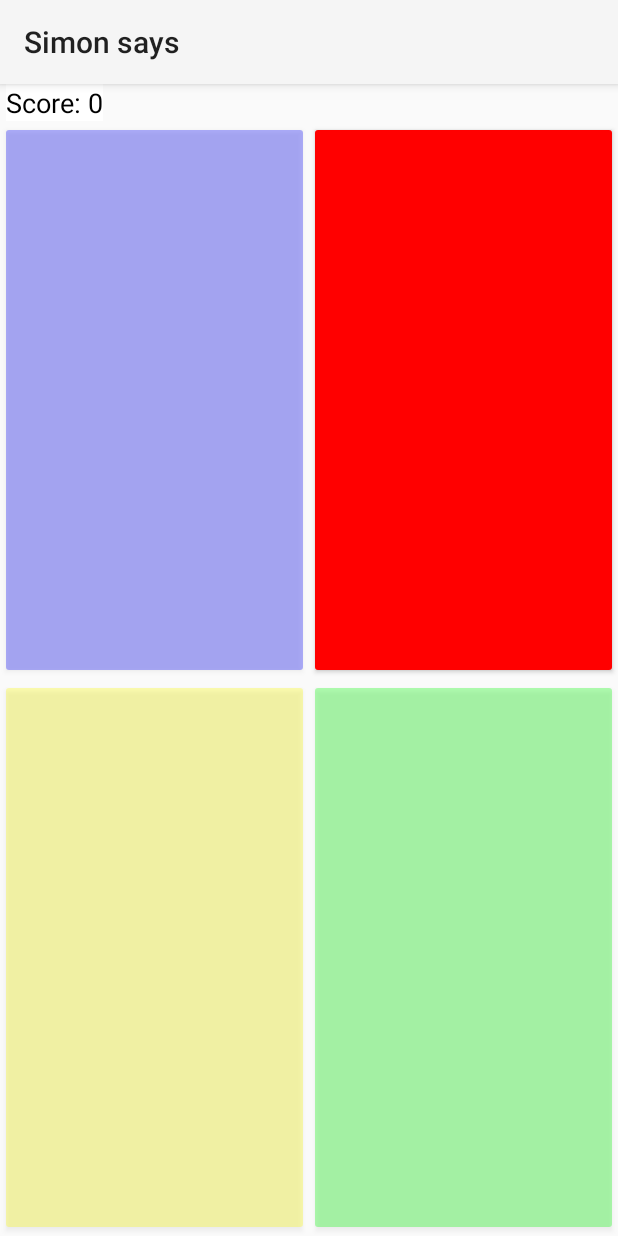
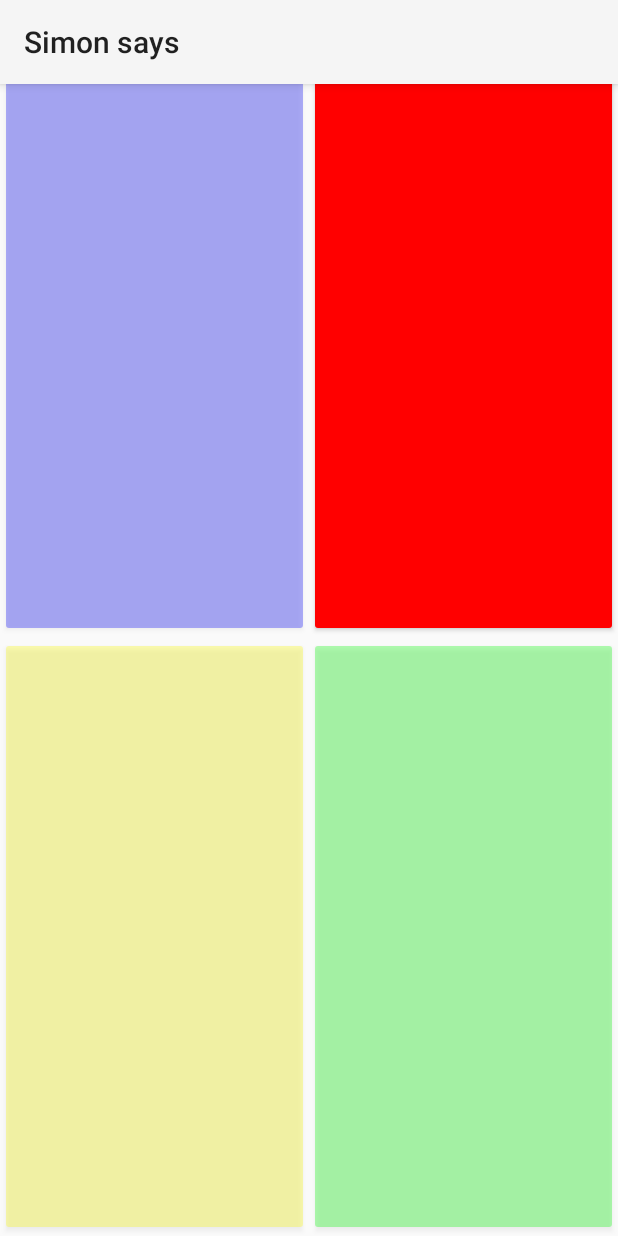
Before and after one commit to Stef1379/Simon-Says, an Android app: the screen it shows after launch (MainActivity before the commit, GameActivity after it), after a tap on "START GAME", on a phone screen of 412 x 824 dp. Run offline under Robolectric (Android 15) with nearby library versions, the phone set to English and light mode, and no system bars.

Commit message:
Convert fragment to activity

```diff
--- a/app/src/main/java/com/example/simonsays/FourButtons.java
+++ b/app/src/main/java/com/example/simonsays/GameActivity.java
@@ -3,16 +3,14 @@ package com.example.simonsays;
 import android.content.Intent;
 import android.media.MediaPlayer;
 import android.os.Bundle;
-
-import androidx.fragment.app.Fragment;
-
 import android.os.Handler;
 import android.os.Looper;
-import android.view.LayoutInflater;
 import android.view.View;
-import android.view.ViewGroup;
 import android.widget.Button;
 import android.widget.TextView;
+
+import androidx.activity.EdgeToEdge;
+import androidx.appcompat.app.AppCompatActivity;
 
 import java.util.ArrayList;
 import java.util.List;
@@ -20,9 +18,8 @@ import java.util.Random;
 import java.util.concurrent.Executors;
 import java.util.concurrent.ScheduledExecutorService;
 
-public class FourButtons extends Fragment {
+public class GameActivity extends AppCompatActivity {
 
-    private static final ScheduledExecutorService executorService = Executors.newScheduledThreadPool(1);
     private static final Handler mainHandler = new Handler(Looper.getMainLooper());
     private static final Random random = new Random();
     private static final long DELAY = 1200;
@@ -32,7 +29,6 @@ public class FourButtons extends Fragment {
     private List<Button> clickedButtons;
     private int buttonClickCounter;
     private int score;
-    private View view;
     private TextView scoreText;
 
     private MediaPlayer soundRedButton;
@@ -41,10 +37,11 @@ public class FourButtons extends Fragment {
     private MediaPlayer soundYellowButton;
 
     @Override
-    public View onCreateView(LayoutInflater inflater, ViewGroup container,
-                             Bundle savedInstanceState) {
-        view = inflater.inflate(R.layout.fragment_four_buttons, container, false);
-        scoreText = view.findViewById(R.id.lbl_scoreText);
+    protected void onCreate(Bundle savedInstanceState) {
+        super.onCreate(savedInstanceState);
+        EdgeToEdge.enable(this);
+        setContentView(R.layout.activity_game);
+        scoreText = findViewById(R.id.lbl_scoreText);
 
         lightedButtons = new ArrayList<>();
 
@@ -52,12 +49,10 @@ public class FourButtons extends Fragment {
         setupButtonsClickListener();
         startCycle(0);
 
-        soundRedButton = MediaPlayer.create(getContext(), R.raw.sound_red_button);
-        soundBlueButton = MediaPlayer.create(getContext(), R.raw.sound_blue_button);
-        soundGreenButton = MediaPlayer.create(getContext(), R.raw.sound_green_button);
-        soundYellowButton = MediaPlayer.create(getContext(), R.raw.sound_yellow_button);
-
-        return view;
+        soundRedButton = MediaPlayer.create(getApplicationContext(), R.raw.sound_red_button);
+        soundBlueButton = MediaPlayer.create(getApplicationContext(), R.raw.sound_blue_button);
+        soundGreenButton = MediaPlayer.create(getApplicationContext(), R.raw.sound_green_button);
+        soundYellowButton = MediaPlayer.create(getApplicationContext(), R.raw.sound_yellow_button);
     }
 
     private void startCycle(int score) {
@@ -113,10 +108,10 @@ public class FourButtons extends Fragment {
 
     private void setupButtons() {
         buttons = new ArrayList<>();
-        buttons.add(view.findViewById(R.id.btn_blue));
-        buttons.add(view.findViewById(R.id.btn_green));
-        buttons.add(view.findViewById(R.id.btn_red));
-        buttons.add(view.findViewById(R.id.btn_yellow));
+        buttons.add(findViewById(R.id.btn_blue));
+        buttons.add(findViewById(R.id.btn_green));
+        buttons.add(findViewById(R.id.btn_red));
+        buttons.add(findViewById(R.id.btn_yellow));
     }
 
     private void setupButtonsClickListener() {
@@ -127,12 +122,10 @@ public class FourButtons extends Fragment {
     }
 
     private void gameOver() {
-        if (getActivity() == null) return;
-
-        Intent intent = new Intent(getContext(), GameOverActivity.class);
+        Intent intent = new Intent(getApplicationContext(), GameOverActivity.class);
         intent.putExtra("score", score);
         startActivity(intent);
-        getActivity().finish();
+        finish();
     }
 
     private void playSounds(String buttonColor) {
--- a/app/src/main/java/com/example/simonsays/MainActivity.java
+++ b/app/src/main/java/com/example/simonsays/MainActivity.java
@@ -4,6 +4,7 @@ import androidx.appcompat.app.AppCompatActivity;
 import androidx.appcompat.app.AppCompatDelegate;
 import androidx.fragment.app.FragmentManager;
 
+import android.content.Intent;
 import android.os.Bundle;
 import android.view.View;
 import android.widget.Button;
@@ -19,11 +20,9 @@ public class MainActivity extends AppCompatActivity {
 
         Button startGame = findViewById(R.id.btn_start);
         startGame.setOnClickListener(v -> {
-            LinearLayout startGameLayout = findViewById(R.id.start_game_layout);
-            startGameLayout.setVisibility(View.GONE);
-
-            FragmentManager fragmentManager = getSupportFragmentManager();
-            fragmentManager.beginTransaction().add(R.id.game_area_fragment, new FourButtons(), "four_buttons").commit();
+            Intent intent = new Intent(this, GameActivity.class);
+            startActivity(intent);
+            finish();
         });
     }
 }
--- a/app/src/main/res/layout/activity_main.xml
+++ b/app/src/main/res/layout/activity_main.xml
@@ -35,18 +35,4 @@
             android:text="@string/start_game_btn"
             android:textColor="@color/white" />
     </LinearLayout>
-
-    <RelativeLayout
-        android:id="@+id/game_area"
-        android:layout_width="match_parent"
-        android:layout_height="match_parent"
-        app:layout_constraintEnd_toEndOf="parent"
-        app:layout_constraintStart_toStartOf="parent"
-        app:layout_constraintTop_toTopOf="parent">
-
-        <androidx.fragment.app.FragmentContainerView
-            android:id="@+id/game_area_fragment"
-            android:layout_width="match_parent"
-            android:layout_height="match_parent" />
-    </RelativeLayout>
 </androidx.constraintlayout.widget.ConstraintLayout>
```
Also changed, not shown: app/src/main/res/layout/activity_game.xml (renamed from app/src/main/res/layout/fragment_four_buttons.xml).
